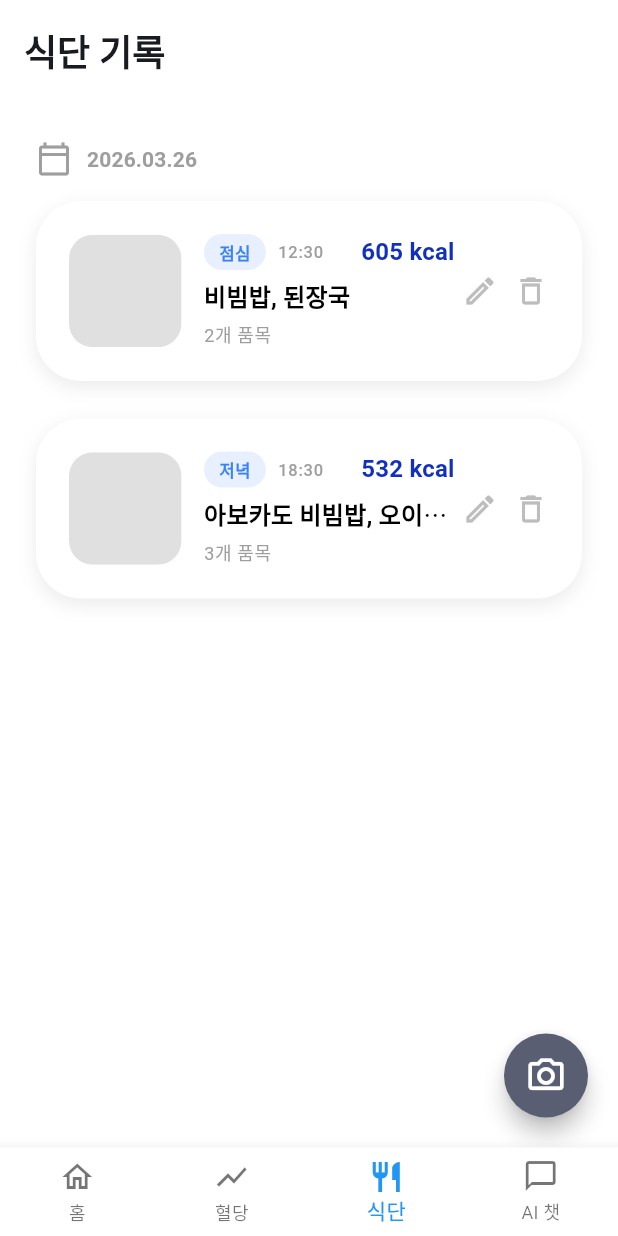
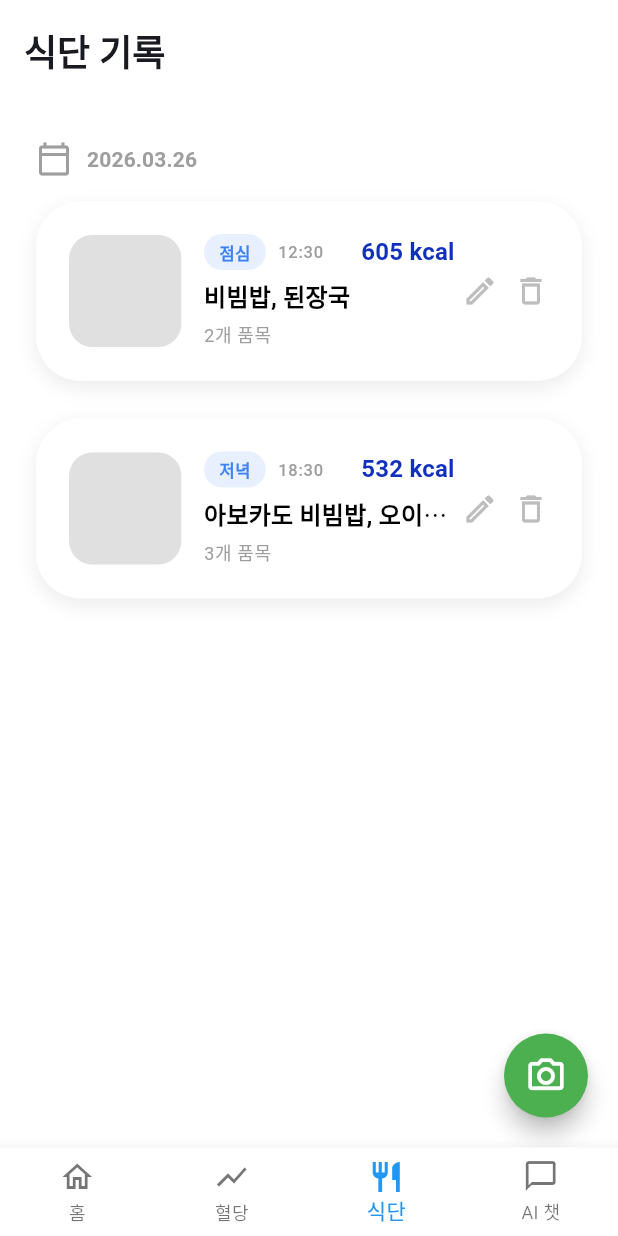
Before and after one commit to kit-capstone-dangdang/dangdang-app, a Flutter app: the screen it shows after launch, item 3 of the bottom bar chosen, on a phone screen of 412 x 824 dp. Run offline on Flutter 3.47's test engine with Material 3 defaults, Android fonts, the phone set to English and light mode, and no system bars.

Commit message:
style: 색상 수정

```diff
--- a/lib/screens/meal_record_page.dart
+++ b/lib/screens/meal_record_page.dart
@@ -94,7 +94,7 @@ class MealRecordPage extends StatelessWidget {
             bottom: 20,
             child: FloatingActionButton(
               onPressed: () {},
-              backgroundColor: colorScheme.secondary,
+              backgroundColor: Colors.green,
               shape: const CircleBorder(),
               elevation: 6,
               child: const Icon(
```
